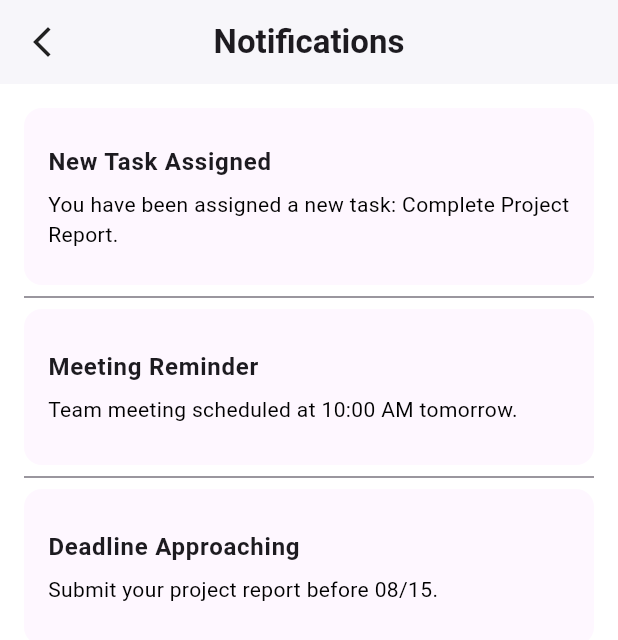
After one commit to meku12/flutter_task_app, a Flutter app: the HomeScreen screen opened directly, after a tap on the "notifications" icon, on a phone screen of 412 x 824 dp. The commit adds this screen. Shown: the top 640 px of the screen. Run offline on Flutter 3.47's test engine with Material 3 defaults, Android fonts, the phone set to English and light mode, and no system bars; our stand-ins replace google_fonts, shared_preferences; accounts and stored records are empty.

Commit message:
notification_screen_added

```diff
--- a/lib/add_task_screen.dart
+++ b/lib/add_task_screen.dart
@@ -49,7 +49,6 @@ class _TaskFormState extends State<TaskForm> {
           leading: IconButton(
             icon: Icon(Icons.arrow_back_ios_new),
             onPressed: () {
-              // 👇 Your custom logic goes here
               Navigator.push(
                 context,
                 MaterialPageRoute(builder: (context) => HomeScreen()),
--- a/lib/calendar_screen.dart
+++ b/lib/calendar_screen.dart
@@ -3,7 +3,7 @@ import 'package:provider/provider.dart';
 import 'theme_manager.dart';
 import 'home_screen.dart';
 import 'profile_screen.dart';
-import 'detail_screen.dart'; // <-- Import your task detail screen
+import 'detail_screen.dart';
 
 class CalendarScreen extends StatefulWidget {
   @override
--- a/lib/detail_screen.dart
+++ b/lib/detail_screen.dart
@@ -1,6 +1,6 @@
 import 'package:flutter/material.dart';
 import 'package:provider/provider.dart';
-import 'theme_manager.dart'; // Make sure this is the correct path
+import 'theme_manager.dart';
 
 class TaskDetailScreen extends StatelessWidget {
   final String title;
--- a/lib/forgot_password_screen.dart
+++ b/lib/forgot_password_screen.dart
@@ -90,7 +90,7 @@ class ForgotPasswordScreen extends StatelessWidget {
                   onTap: () {
                     Navigator.push(
                       context,
-                      MaterialPageRoute(builder: (context) => LoginApp()),
+                      MaterialPageRoute(builder: (context) => LoginScreen()),
                     ); // TODO: Navigate back to login screen
                   },
                   child: Text.rich(
--- a/lib/home_screen.dart
+++ b/lib/home_screen.dart
@@ -5,6 +5,7 @@ import 'profile_screen.dart';
 import 'calendar_screen.dart';
 import 'detail_screen.dart';
 import 'add_task_screen.dart';
+import 'notificationscreen.dart';
 
 class HomeScreen extends StatelessWidget {
   @override
@@ -22,7 +23,24 @@ class HomeScreen extends StatelessWidget {
           ),
           centerTitle: false,
           elevation: 1,
+          actions: [
+            Padding(
+              padding: EdgeInsets.only(right: 8.0), // 👈 smaller right padding
+              child: IconButton(
+                icon: Icon(Icons.notifications),
+                onPressed: () {
+                  Navigator.push(
+                    context,
+                    MaterialPageRoute(
+                      builder: (context) => NotificationScreen(),
+                    ),
+                  );
+                },
+              ),
+            ),
+          ],
         ),
+
         body: Padding(
           padding: const EdgeInsets.all(16.0),
           child: Column(
--- a/lib/main.dart
+++ b/lib/main.dart
@@ -1,7 +1,7 @@
 import 'package:flutter/material.dart';
 import 'package:provider/provider.dart';
-import 'theme_manager.dart'; // Your theme manager file
-import 'login_screen.dart'; // Your login screen
+import 'theme_manager.dart'; //  theme manager file
+import 'login_screen.dart'; //  login screen
 
 void main() {
   runApp(
--- /dev/null
+++ b/lib/notificationscreen.dart
@@ -0,0 +1,125 @@
+import 'package:flutter/material.dart';
+import 'package:provider/provider.dart';
+import 'theme_manager.dart'; // Make sure this path is correct
+
+class NotificationScreen extends StatefulWidget {
+  @override
+  _NotificationScreenState createState() => _NotificationScreenState();
+}
+
+class _NotificationScreenState extends State<NotificationScreen> {
+  List<Map<String, String>> notifications = [
+    {
+      'title': 'New Task Assigned',
+      'body': 'You have been assigned a new task: Complete Project Report.',
+    },
+    {
+      'title': 'Meeting Reminder',
+      'body': 'Team meeting scheduled at 10:00 AM tomorrow.',
+    },
+    {
+      'title': 'Deadline Approaching',
+      'body': 'Submit your project report before 08/15.',
+    },
+  ];
+
+  @override
+  Widget build(BuildContext context) {
+    final themeManager = Provider.of<ThemeManager>(context);
+    final theme = themeManager.currentTheme;
+
+    return Theme(
+      data: theme,
+      child: Scaffold(
+        appBar: AppBar(
+          backgroundColor: theme.appBarTheme.backgroundColor,
+          elevation: 1,
+          title: Text(
+            'Notifications',
+            style:
+                theme.appBarTheme.titleTextStyle ??
+                theme.textTheme.titleLarge?.copyWith(
+                  fontWeight: FontWeight.bold,
+                ),
+          ),
+          leading: IconButton(
+            icon: Icon(Icons.arrow_back_ios_new, color: theme.iconTheme.color),
+            onPressed: () => Navigator.pop(context),
+          ),
+          centerTitle: true,
+        ),
+        backgroundColor: theme.scaffoldBackgroundColor,
+        body:
+            notifications.isEmpty
+                ? Center(
+                  child: Text(
+                    'No new notifications.',
+                    style: theme.textTheme.bodyLarge?.copyWith(
+                      color: theme.textTheme.bodyMedium?.color?.withOpacity(
+                        0.7,
+                      ),
+                    ),
+                  ),
+                )
+                : ListView.separated(
+                  padding: const EdgeInsets.all(16),
+                  itemCount: notifications.length,
+                  separatorBuilder:
+                      (context, index) =>
+                          Divider(color: theme.dividerColor, thickness: 1),
+                  itemBuilder: (context, index) {
+                    final notification = notifications[index];
+
+                    return Dismissible(
+                      key: Key(notification['title']! + index.toString()),
+                      direction: DismissDirection.endToStart,
+                      background: Container(
+                        color: Colors.redAccent,
+                        alignment: Alignment.centerRight,
+                        padding: const EdgeInsets.symmetric(horizontal: 20),
+                        child: Icon(Icons.delete, color: Colors.white),
+                      ),
+                      onDismissed: (direction) {
+                        setState(() {
+                          notifications.removeAt(index);
+                        });
+                        ScaffoldMessenger.of(context).showSnackBar(
+                          SnackBar(
+                            backgroundColor: theme.cardColor,
+                            content: Text(
+                              'Notification dismissed',
+                              style: theme.textTheme.bodyMedium,
+                            ),
+                          ),
+                        );
+                      },
+                      child: Container(
+                        padding: const EdgeInsets.all(16),
+                        decoration: BoxDecoration(
+                          color: theme.cardColor,
+                          borderRadius: BorderRadius.circular(12),
+                        ),
+                        child: ListTile(
+                          contentPadding: EdgeInsets.zero,
+                          title: Text(
+                            notification['title']!,
+                            style: theme.textTheme.titleMedium?.copyWith(
+                              fontWeight: FontWeight.bold,
+                            ),
+                          ),
+                          subtitle: Padding(
+                            padding: const EdgeInsets.only(top: 6),
+                            child: Text(
+                              notification['body']!,
+                              style: theme.textTheme.bodyMedium,
+                            ),
+                          ),
+                        ),
+                      ),
+                    );
+                  },
+                ),
+      ),
+    );
+  }
+}
--- a/lib/signup_screen.dart
+++ b/lib/signup_screen.dart
@@ -161,7 +161,7 @@ class _SignUpScreenState extends State<SignUpScreen> {
                     onPressed: () {
                       Navigator.push(
                         context,
-                        MaterialPageRoute(builder: (context) => LoginApp()),
+                        MaterialPageRoute(builder: (context) => LoginScreen()),
                       );
                     },
                     child: Text(
```
